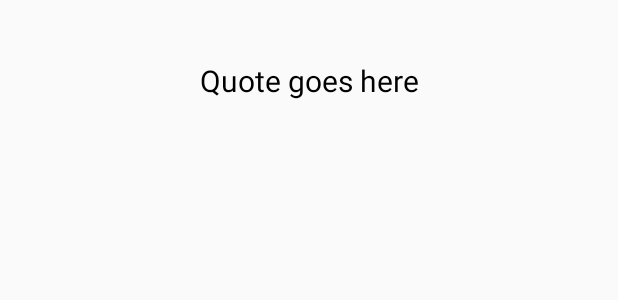
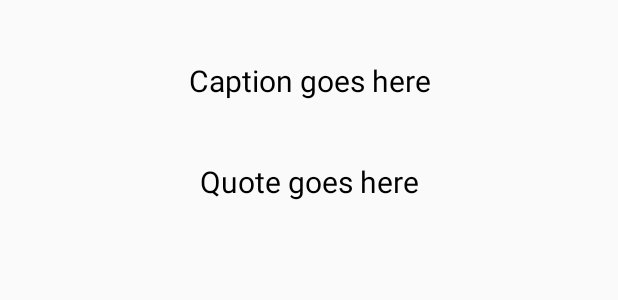
Before and after one commit to Kilkee/PhotoBucket1, an Android app: the layout content_photo_bucket_detail.xml on its own in the app's theme, with its tools: preview values and no code run, on a phone screen of 412 x 824 dp. Shown: the top 300 px of the screen. Run offline under Robolectric (Android 15) with nearby library versions, the phone set to English and light mode, and no system bars.

Commit message:
Passing an intent Extra

```diff
--- a/PhotoBucket1/app/src/main/java/com/example/delaney/photobucket1/Constants.java
+++ b/PhotoBucket1/app/src/main/java/com/example/delaney/photobucket1/Constants.java
@@ -7,5 +7,6 @@ public class Constants {
     public static final String KEY_CAPTION = "caption";
     public static final String KEY_IMAGEURL = "imageurl";
     public static final String KEY_CREATED = "created";
+    public static final String EXTRA_DOC_ID = "document_id";
 
 }
--- a/PhotoBucket1/app/src/main/java/com/example/delaney/photobucket1/PhotoBucketAdapter.java
+++ b/PhotoBucket1/app/src/main/java/com/example/delaney/photobucket1/PhotoBucketAdapter.java
@@ -76,10 +76,12 @@ public class PhotoBucketAdapter extends RecyclerView.Adapter<PhotoBucketAdapter.
             itemView.setOnClickListener(new View.OnClickListener() {
                 @Override
                 public void onClick(View view) {
+                    DocumentSnapshot ds = mPhotoBucketSnapshots.get(getAdapterPosition());  // Gets the id of the document
                     Context c = view.getContext();
 
 
                     Intent intent = new Intent(c, PhotoBucketDetailActivity.class);
+                    intent.putExtra(Constants.EXTRA_DOC_ID, ds.getId());              // when a caption is clicked this passes the id of the document to the activity
                     c.startActivity(intent);
 
 
--- a/PhotoBucket1/app/src/main/res/layout/content_photo_bucket_detail.xml
+++ b/PhotoBucket1/app/src/main/res/layout/content_photo_bucket_detail.xml
@@ -13,7 +13,18 @@
 
 
     <TextView
-        android:id="@+id/detail_photo"
+        android:id="@+id/detail_caption"
+        android:text="Caption goes here"
+        android:textColor="@android:color/black"
+        android:textSize="20sp"
+        android:layout_margin="20dp"
+        android:gravity="center"
+        android:layout_width="match_parent"
+        android:layout_height="wrap_content"/>
+
+
+    <TextView
+        android:id="@+id/detail_imageurl"
         android:text="Quote goes here"
         android:textColor="@android:color/black"
         android:textSize="20sp"
@@ -24,4 +35,6 @@
 
 
 
+
+
 </LinearLayout>
```
Also changed, not shown: PhotoBucket1/app/src/main/java/com/example/delaney/photobucket1/PhotoBucketDetailActivity.java (+15 -0 lines).
